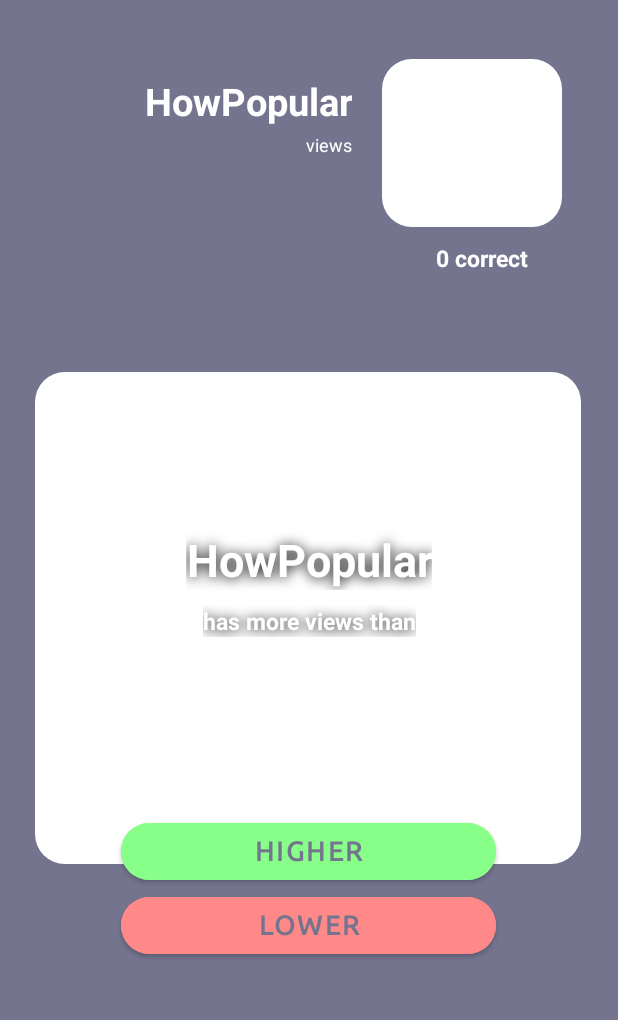
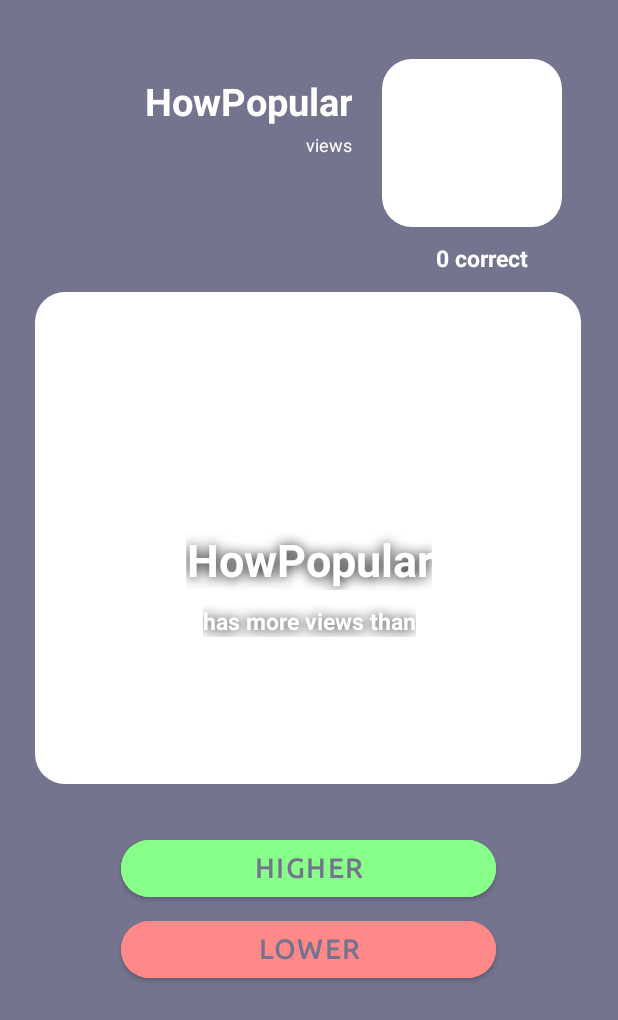
Before and after one commit to AaronFortG/HigherAndLower, an Android app: the GameActivity screen opened directly, with no data from a screen before it, on a phone screen of 412 x 824 dp. Shown: the top 1020 px of the screen. Run offline under Robolectric (Android 15) with nearby library versions, the phone set to English and light mode, and no system bars; 8 statements that could not run were skipped.

```diff
--- a/app/src/main/res/layout/activity_game.xml
+++ b/app/src/main/res/layout/activity_game.xml
@@ -14,10 +14,12 @@
         android:src="@drawable/rounded_image"
         app:layout_constraintBottom_toBottomOf="parent"
         app:layout_constraintEnd_toEndOf="parent"
-        app:layout_constraintHorizontal_bias="0.487"
+        app:layout_constraintHorizontal_bias="0.489"
         app:layout_constraintStart_toStartOf="parent"
-        app:layout_constraintTop_toTopOf="parent"
+        app:layout_constraintTop_toBottomOf="@+id/tvCorrectAnswers"
+        app:layout_constraintVertical_bias="0.0"
         tools:srcCompat="@tools:sample/backgrounds/scenic" />
+
     <ImageView
             android:id="@+id/ivPreviousQuizImage"
             android:layout_width="120dp"
@@ -37,7 +39,7 @@
         android:layout_width="wrap_content"
         android:layout_height="wrap_content"
         android:orientation="vertical"
-        app:layout_constraintGuide_begin="206dp" />
+        app:layout_constraintGuide_begin="205dp" />
 
     <androidx.constraintlayout.widget.Guideline
         android:id="@+id/guideline2"
@@ -65,13 +67,13 @@
         app:layout_constraintHorizontal_bias="0.496"
         app:layout_constraintStart_toStartOf="parent"
         app:layout_constraintTop_toBottomOf="@+id/ivCurrentQuizImage"
-        app:layout_constraintVertical_bias="0.888" />
+        app:layout_constraintVertical_bias="1.0" />
 
     <Button
         android:id="@+id/bLower"
         android:layout_width="250dp"
         android:layout_height="50dp"
-        android:layout_marginTop="592dp"
+        android:layout_marginTop="608dp"
         android:backgroundTint="#FF8888"
         android:fontFamily="@font/ubuntu"
         android:text="@string/lowerButton"
@@ -88,16 +90,17 @@
 
     <TextView
         android:id="@+id/tvPreviousQuizName"
-            android:layout_width="wrap_content"
+        android:layout_width="203dp"
         android:layout_height="wrap_content"
         android:layout_marginTop="50dp"
         android:layout_marginEnd="20dp"
+        android:text="@string/app_name"
+        android:textAlignment="textEnd"
         android:textColor="@color/white"
+        android:textSize="25sp"
         android:textStyle="bold"
-            android:textSize="25sp"
-            android:text="@string/app_name"
         app:layout_constraintEnd_toStartOf="@+id/ivPreviousQuizImage"
-            app:layout_constraintTop_toTopOf="parent" android:textAlignment="textEnd"/>
+        app:layout_constraintTop_toTopOf="parent" />
 
     <TextView
             android:id="@+id/tvPreviousQuizPopularity"
@@ -149,12 +152,13 @@
         android:layout_width="104dp"
         android:layout_height="33dp"
         android:layout_marginTop="10dp"
+        android:text="@string/correctAnswers"
+        android:textAlignment="center"
         android:textColor="@color/white"
+        android:textSize="15sp"
         android:textStyle="bold"
-            android:textSize="15sp"
-            android:text="@string/correctAnswers"
         app:layout_constraintEnd_toEndOf="@+id/ivPreviousQuizImage"
         app:layout_constraintHorizontal_bias="0.883"
         app:layout_constraintStart_toStartOf="@+id/ivPreviousQuizImage"
-            app:layout_constraintTop_toBottomOf="@+id/ivPreviousQuizImage" android:textAlignment="center"/>
+        app:layout_constraintTop_toBottomOf="@+id/ivPreviousQuizImage" />
 </androidx.constraintlayout.widget.ConstraintLayout>
```
Lines whose indentation alone changed are shown as unchanged.
